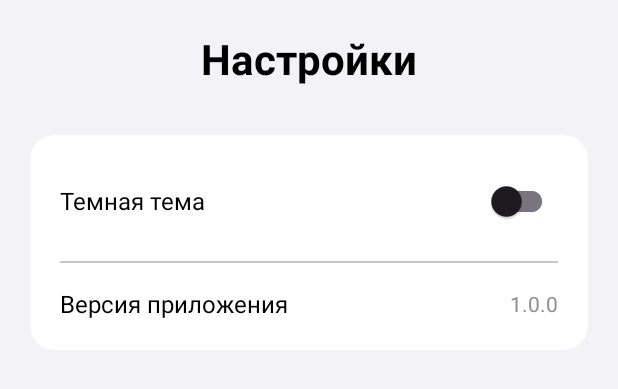
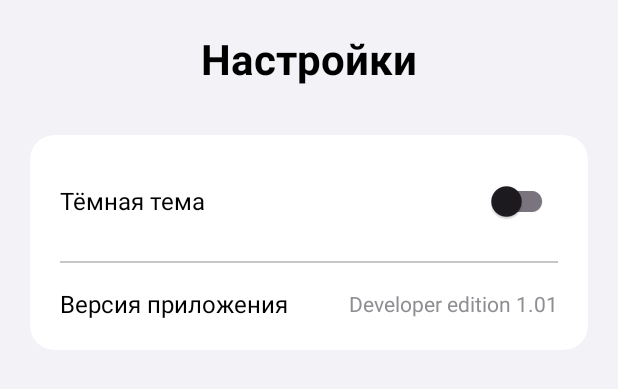
Before and after one commit to RonanTM7/Job-search, an Android app: the layout activity_settings.xml on its own in the app's theme, with its tools: preview values and no code run, on a phone screen of 412 x 824 dp. Shown: the top 389 px of the screen. Run offline under Robolectric (Android 15) with nearby library versions, the phone set to English and light mode, and no system bars.

Commit message:
Изменено лого программы, название, подчищен код, изменена версия (D.e. 1.01) up

```diff
--- a/app/src/main/res/layout/activity_settings.xml
+++ b/app/src/main/res/layout/activity_settings.xml
@@ -11,7 +11,7 @@
     <TextView
         android:layout_width="match_parent"
         android:layout_height="wrap_content"
-        android:text="Настройки"
+        android:text="@string/settings"
         android:textColor="@color/text_primary"
         android:textSize="28sp"
         android:textStyle="bold"
@@ -44,7 +44,7 @@
                     android:layout_width="0dp"
                     android:layout_height="wrap_content"
                     android:layout_weight="1"
-                    android:text="Темная тема"
+                    android:text="@string/dark_theme"
                     android:textColor="@color/text_primary"
                     android:textSize="16sp" />
 
@@ -73,7 +73,7 @@
                     android:layout_width="0dp"
                     android:layout_height="wrap_content"
                     android:layout_weight="1"
-                    android:text="Версия приложения"
+                    android:text="@string/app_version"
                     android:textColor="@color/text_primary"
                     android:textSize="16sp" />
 
@@ -81,7 +81,7 @@
                     android:id="@+id/textViewVersion"
                     android:layout_width="wrap_content"
                     android:layout_height="wrap_content"
-                    android:text="1.0.0"
+                    android:text="@string/app_version_number"
                     android:textColor="@color/text_secondary"
                     android:textSize="14sp" />
 
```
